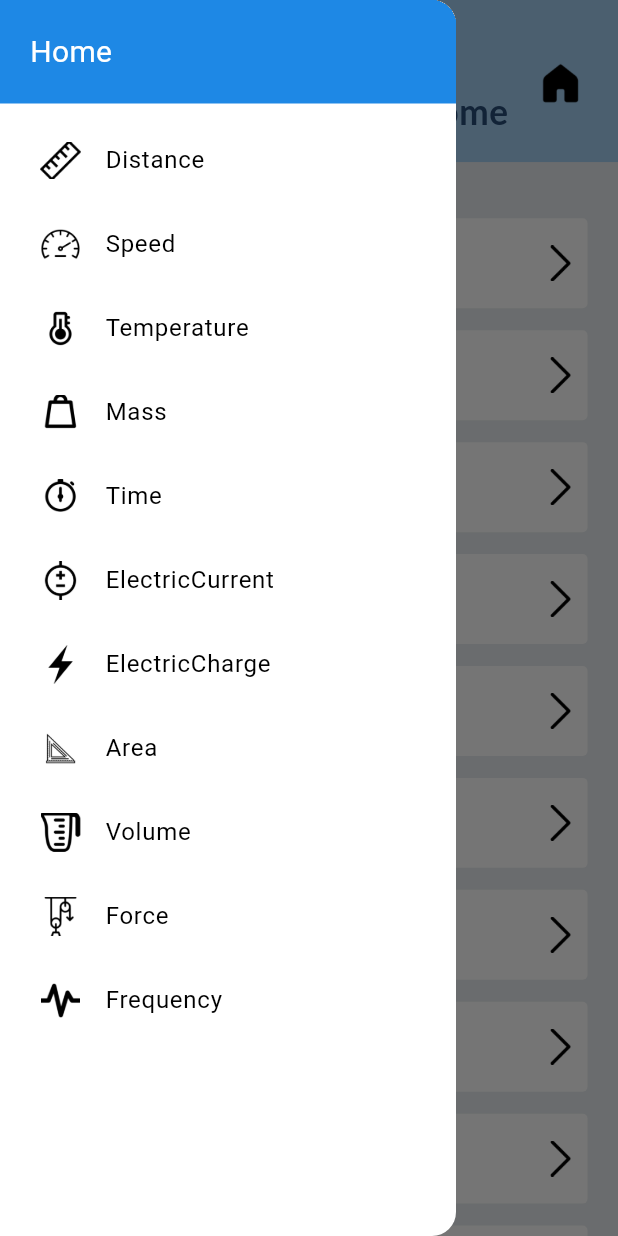
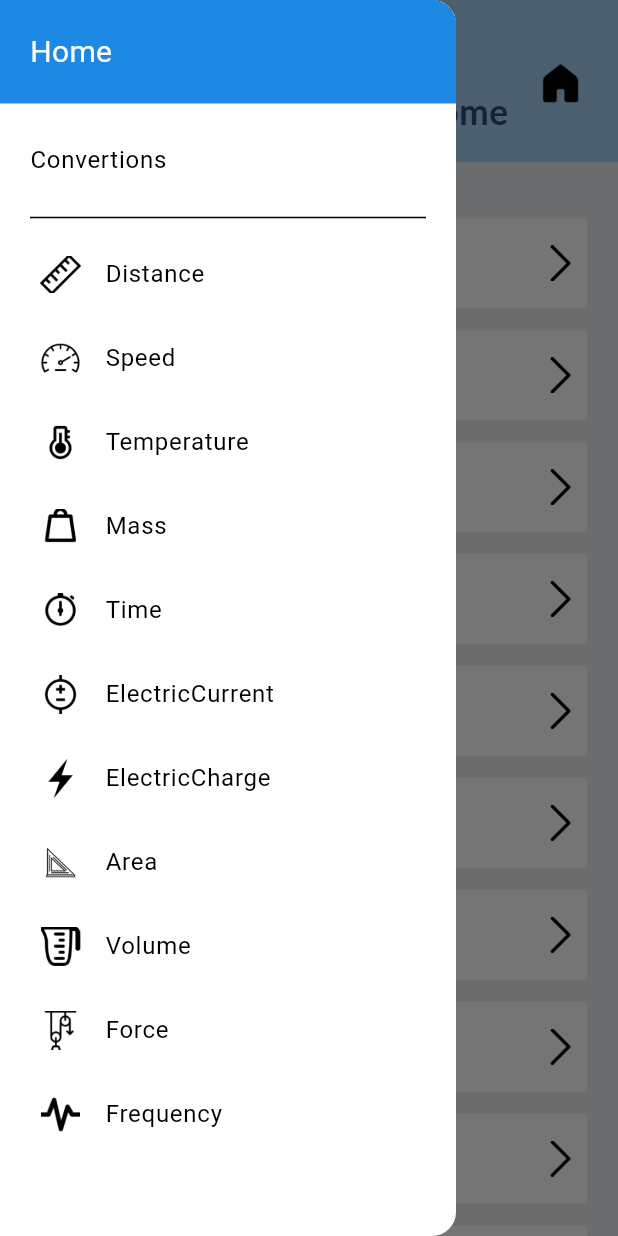
Before and after one commit to 8RIII/cc206-converter_app, a Flutter app: the screen it shows after launch, with the side drawer open, on a phone screen of 412 x 824 dp. Run offline on Flutter 3.47's test engine with Material 3 defaults, Android fonts, the phone set to English and light mode, and no system bars; our stand-ins replace cached_network_image, flutter_svg; missing offline and left inert: converter, dart:js.

Commit message:
drawer adjustments

```diff
--- a/lib/features/drawer/home_drawer.dart
+++ b/lib/features/drawer/home_drawer.dart
@@ -20,6 +20,17 @@ class home_drawer extends StatelessWidget {
             "Home",
             style: TextStyle(color: Colors.white, fontSize: 20),
           ),
+        ),
+        ListTile(
+          contentPadding: EdgeInsets.only(left: 20),
+          title: const Text('Convertions'),
+        ),
+        const Divider(
+          height: 20,
+          thickness: 1,
+          indent: 20,
+          endIndent: 20,
+          color: Colors.black,
         ),
         ListView.builder(
             itemCount: drawer_content.length,
```
Also changed, not shown: lib/features/drawer/converter_drawer.dart (+12 -8 lines).
